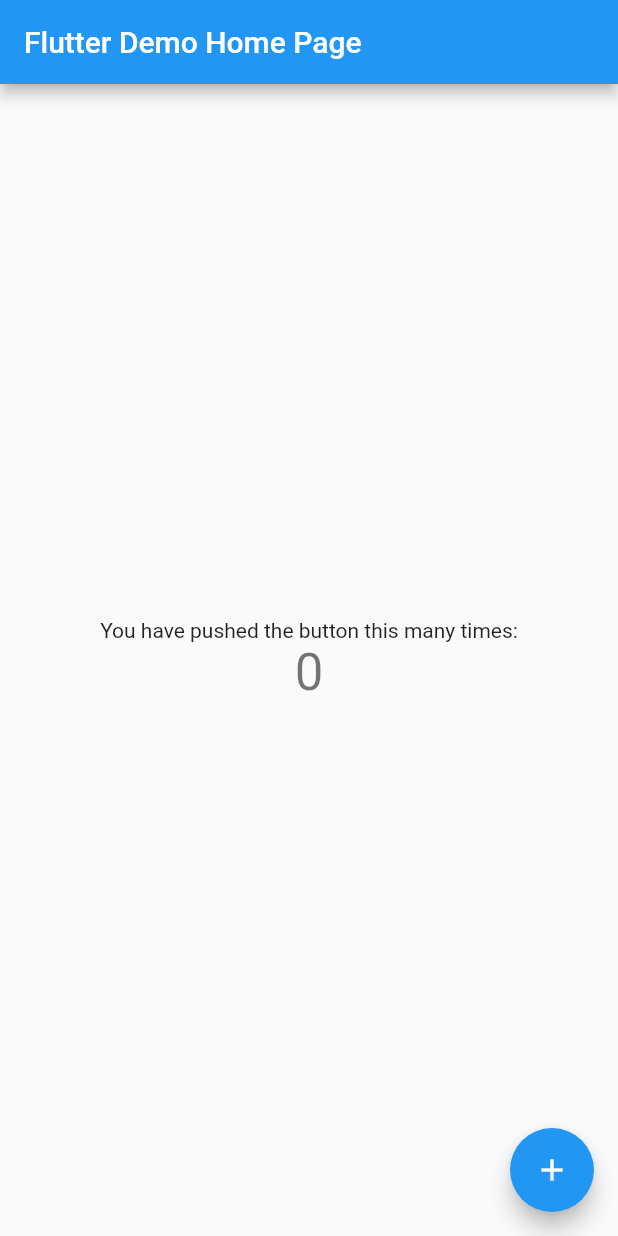
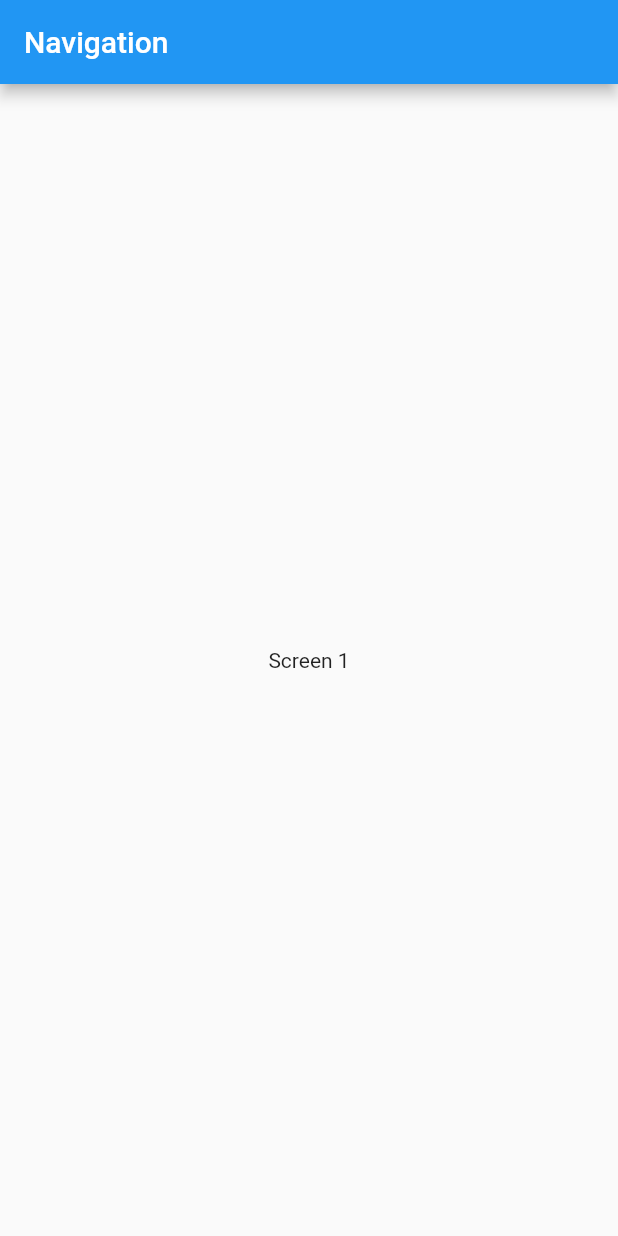
Before and after one commit to rafaband/nav_test, a Flutter app: the screen it shows after launch, on a phone screen of 412 x 824 dp. Run offline on Flutter 3.47's test engine with Material 2 defaults, Android fonts, the phone set to English and light mode, and no system bars.

Commit message:
layout creation

```diff
--- /dev/null
+++ b/lib/layout.dart
@@ -0,0 +1,17 @@
+import 'package:flutter/material.dart';
+import 'package:nav_test/screens/screen1.dart';
+
+class LayoutApp extends StatelessWidget {
+  @override
+  Widget build(BuildContext context) {
+    return MaterialApp(
+      home: Scaffold(
+        appBar: AppBar(
+          title: Text("Navigation"),
+        ),
+        primary: true,
+        body: Screen1(),
+      ),
+    );
+  }
+}
--- a/lib/main.dart
+++ b/lib/main.dart
@@ -1,117 +1,6 @@
 import 'package:flutter/material.dart';
+import 'package:nav_test/layout.dart';
 
 void main() {
-  runApp(MyApp());
+  runApp(LayoutApp());
 }
-
-class MyApp extends StatelessWidget {
-  // This widget is the root of your application.
-  @override
-  Widget build(BuildContext context) {
-    return MaterialApp(
-      title: 'Flutter Demo',
-      theme: ThemeData(
-        // This is the theme of your application.
-        //
-        // Try running your application with "flutter run". You'll see the
-        // application has a blue toolbar. Then, without quitting the app, try
-        // changing the primarySwatch below to Colors.green and then invoke
-        // "hot reload" (press "r" in the console where you ran "flutter run",
-        // or simply save your changes to "hot reload" in a Flutter IDE).
-        // Notice that the counter didn't reset back to zero; the application
-        // is not restarted.
-        primarySwatch: Colors.blue,
-        // This makes the visual density adapt to the platform that you run
-        // the app on. For desktop platforms, the controls will be smaller and
-        // closer together (more dense) than on mobile platforms.
-        visualDensity: VisualDensity.adaptivePlatformDensity,
-      ),
-      home: MyHomePage(title: 'Flutter Demo Home Page'),
-    );
-  }
-}
-
-class MyHomePage extends StatefulWidget {
-  MyHomePage({Key key, this.title}) : super(key: key);
-
-  // This widget is the home page of your application. It is stateful, meaning
-  // that it has a State object (defined below) that contains fields that affect
-  // how it looks.
-
-  // This class is the configuration for the state. It holds the values (in this
-  // case the title) provided by the parent (in this case the App widget) and
-  // used by the build method of the State. Fields in a Widget subclass are
-  // always marked "final".
-
-  final String title;
-
-  @override
-  _MyHomePageState createState() => _MyHomePageState();
-}
-
-class _MyHomePageState extends State<MyHomePage> {
-  int _counter = 0;
-
-  void _incrementCounter() {
-    setState(() {
-      // This call to setState tells the Flutter framework that something has
-      // changed in this State, which causes it to rerun the build method below
-      // so that the display can reflect the updated values. If we changed
-      // _counter without calling setState(), then the build method would not be
-      // called again, and so nothing would appear to happen.
-      _counter++;
-    });
-  }
-
-  @override
-  Widget build(BuildContext context) {
-    // This method is rerun every time setState is called, for instance as done
-    // by the _incrementCounter method above.
-    //
-    // The Flutter framework has been optimized to make rerunning build methods
-    // fast, so that you can just rebuild anything that needs updating rather
-    // than having to individually change instances of widgets.
-    return Scaffold(
-      appBar: AppBar(
-        // Here we take the value from the MyHomePage object that was created by
-        // the App.build method, and use it to set our appbar title.
-        title: Text(widget.title),
-      ),
-      body: Center(
-        // Center is a layout widget. It takes a single child and positions it
-        // in the middle of the parent.
-        child: Column(
-          // Column is also a layout widget. It takes a list of children and
-          // arranges them vertically. By default, it sizes itself to fit its
-          // children horizontally, and tries to be as tall as its parent.
-          //
-          // Invoke "debug painting" (press "p" in the console, choose the
-          // "Toggle Debug Paint" action from the Flutter Inspector in Android
-          // Studio, or the "Toggle Debug Paint" command in Visual Studio Code)
-          // to see the wireframe for each widget.
-          //
-          // Column has various properties to control how it sizes itself and
-          // how it positions its children. Here we use mainAxisAlignment to
-          // center the children vertically; the main axis here is the vertical
-          // axis because Columns are vertical (the cross axis would be
-          // horizontal).
-          mainAxisAlignment: MainAxisAlignment.center,
-          children: <Widget>[
-            Text(
-              'You have pushed the button this many times:',
-            ),
-            Text(
-              '$_counter',
-              style: Theme.of(context).textTheme.headline4,
-            ),
-          ],
-        ),
-      ),
-      floatingActionButton: FloatingActionButton(
-        onPressed: _incrementCounter,
-        tooltip: 'Increment',
-        child: Icon(Icons.add),
-      ), // This trailing comma makes auto-formatting nicer for build methods.
-    );
-  }
-}
--- /dev/null
+++ b/lib/screens/screen1.dart
@@ -0,0 +1,10 @@
+import 'package:flutter/material.dart';
+
+class Screen1 extends StatelessWidget {
+  @override
+  Widget build(BuildContext context) {
+    return Center(
+      child: Text("Screen 1"),
+    );
+  }
+}
```
Also changed, not shown: 1 other file.
